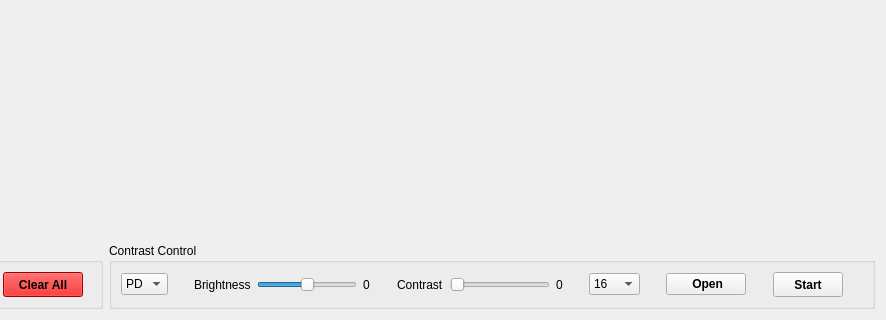
Mostafa-Medhat/MRI-Phantom, file src/ui/Phantom.ui: the form before one commit; both pictures show x 367 to 1253 and y 469 to 789 of the 1253 by 789 pixel window.
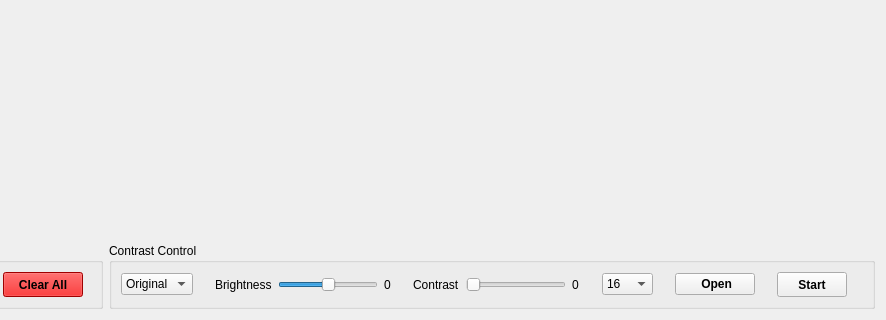
The form after the commit. Icons and pictures are not drawn.

Commit message: Add Contrast ComboBox Func() & Rest of Label

```diff
--- a/src/ui/Phantom.ui
+++ b/src/ui/Phantom.ui
@@ -449,7 +449,12 @@
            </spacer>
           </item>
           <item>
-           <widget class="QComboBox" name="comboBox">
+           <widget class="QComboBox" name="comboBox_contrastType">
+            <item>
+             <property name="text">
+              <string>Original</string>
+             </property>
+            </item>
             <item>
              <property name="text">
               <string>PD</string>
```
The commit also changes 1 other file.
